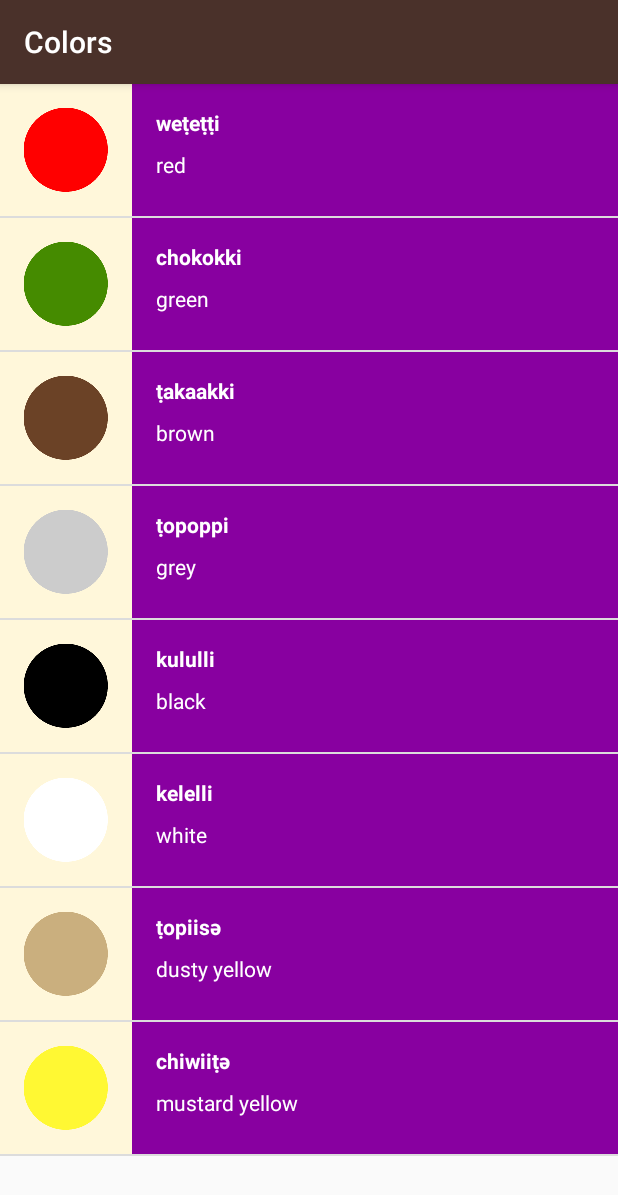
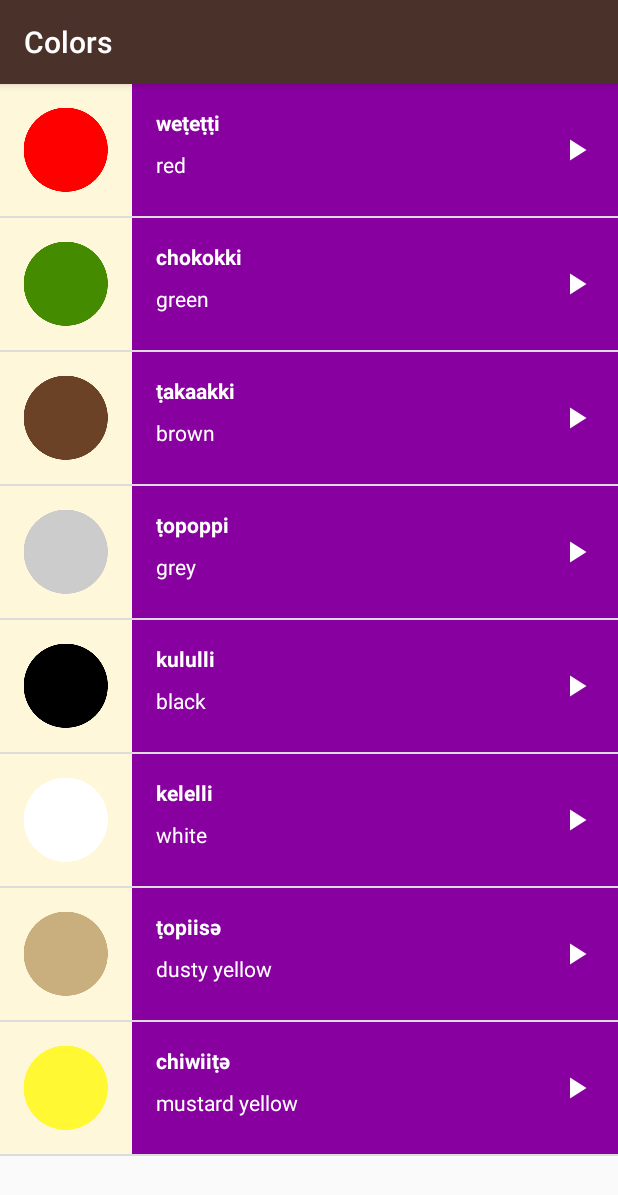
Before and after one commit to versatgrant/MiwokApp_Udacity_Android, an Android app: the ColorsActivity screen opened directly, with no data from a screen before it, on a phone screen of 412 x 824 dp. Shown: the top 1195 px of the screen. Run offline under Robolectric (Android 15) with nearby library versions, the phone set to English and light mode, and no system bars.

Commit message:
Add Play Icon To ListItem

```diff
--- a/app/src/main/res/layout/list_item.xml
+++ b/app/src/main/res/layout/list_item.xml
@@ -10,12 +10,18 @@
         android:layout_height="match_parent"
         />
 
+
     <LinearLayout xmlns:android="http://schemas.android.com/apk/res/android"
         android:id="@+id/groupText_ListItem"
         xmlns:tools="http://schemas.android.com/tools"
-        android:orientation="vertical" android:layout_width="match_parent"
+        android:orientation="horizontal" android:layout_width="match_parent"
+        android:layout_height="match_parent" android:padding="0dp">
+
+        <LinearLayout xmlns:android="http://schemas.android.com/apk/res/android"
+            xmlns:tools="http://schemas.android.com/tools"
+            android:orientation="vertical" android:layout_width="0dp"
             android:layout_height="match_parent" android:gravity="center_vertical"
-        android:padding="16dp">
+            android:padding="16dp" android:layout_weight="1">
 
             <TextView
                 android:id="@+id/miwokText_ListItem"
@@ -35,4 +41,16 @@
 
         </LinearLayout>
 
+        <ImageView
+            android:id="@+id/list_item_play_icon"
+            android:layout_width="24dp"
+            android:layout_height="24dp"
+            android:background="@drawable/ic_play_arrow_white_24dp"
+            android:layout_gravity="center_vertical"
+            android:layout_marginRight="16dp"
+            android:layout_marginEnd="16dp"
+            />
+
     </LinearLayout>
+
+</LinearLayout>
```
Also changed, not shown: app/src/main/res/drawable-hdpi/ic_play_arrow_white_24dp.png (added), app/src/main/res/drawable-mdpi/ic_play_arrow_white_24dp.png (added), app/src/main/res/drawable-xhdpi/ic_play_arrow_white_24dp.png (added), app/src/main/res/drawable-xxhdpi/ic_play_arrow_white_24dp.png (added), app/src/main/res/drawable-xxxhdpi/ic_play_arrow_white_24dp.png (added). Lines whose indentation alone changed are shown as unchanged.
